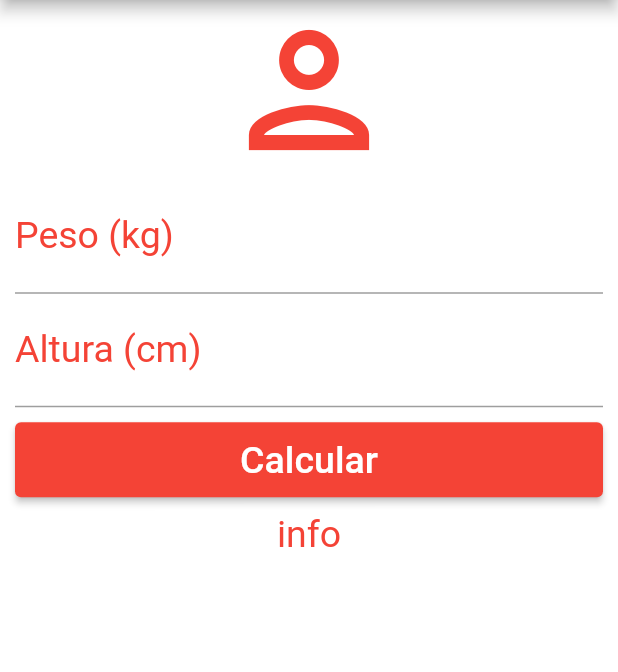
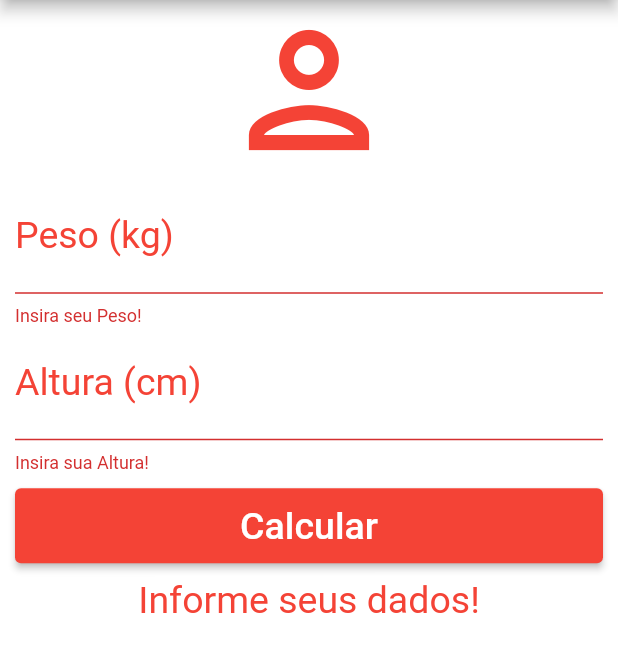
Before and after one commit to marcusviniciusg03dev/calculadora-de-imc, a Flutter app: the screen it shows after launch, after a tap on "Calcular", on a phone screen of 412 x 824 dp, the part 84-756 px from its top. Run offline on Flutter 3.47's test engine with Material 2 defaults, Android fonts, the light colour scheme and no system bars.

Commit message:
refresh, calculate and validate fields

```diff
--- a/lib/main.dart
+++ b/lib/main.dart
@@ -27,6 +27,43 @@ class MyHomePage extends StatefulWidget {
 }
 
 class _MyHomePageState extends State<MyHomePage> {
+  TextEditingController weightController = TextEditingController();
+  TextEditingController heightController = TextEditingController();
+
+  GlobalKey<FormState> _formKey = GlobalKey<FormState>();
+
+  String _infoText = "Informe seus dados!";
+
+  void _resetFields() {
+    weightController.text = "";
+    heightController.text = "";
+    setState(() {
+      _infoText = "Informe seus dados!";
+      _formKey = GlobalKey<FormState>();
+    });
+  }
+
+  void _calculate() {
+    setState(() {
+      double weight = double.parse(weightController.text);
+      double height = double.parse(heightController.text) / 100;
+      double imc = weight / (height * height);
+      if (imc < 18.6) {
+        _infoText = "Abaixo do Peso (${imc.toStringAsPrecision(4)})";
+      } else if (imc >= 18.6 && imc <= 24.9) {
+        _infoText = "Peso Ideal (${imc.toStringAsPrecision(4)})";
+      } else if (imc >= 24.9 && imc <= 29.9) {
+        _infoText = "Levante Acima do Peso (${imc.toStringAsPrecision(4)})";
+      } else if (imc >= 29.9 && imc <= 34.9) {
+        _infoText = "Obesidade Grau I (${imc.toStringAsPrecision(4)})";
+      } else if (imc >= 34.9 && imc <= 39.9) {
+        _infoText = "Obesidade Grau II (${imc.toStringAsPrecision(4)})";
+      } else if (imc >= 40) {
+        _infoText = "Obesidade Grau III (${imc.toStringAsPrecision(4)})";
+      }
+    });
+  }
+
   @override
   Widget build(BuildContext context) {
     return Scaffold(
@@ -35,24 +72,38 @@ class _MyHomePageState extends State<MyHomePage> {
         centerTitle: true,
         backgroundColor: Colors.red,
         actions: <Widget>[
-          IconButton(icon: Icon(Icons.refresh), onPressed: () {}),
+          IconButton(icon: Icon(Icons.refresh), onPressed: _resetFields),
         ],
       ),
       backgroundColor: Colors.white,
       body: SingleChildScrollView(
         padding: EdgeInsets.symmetric(horizontal: 10),
+        child: Form(
+          key: _formKey,
           child: Column(
             crossAxisAlignment: CrossAxisAlignment.stretch,
             children: <Widget>[
               Icon(Icons.person_outlined, size: 120, color: Colors.red),
-            TextField(
+              TextFormField(
+                  controller: weightController,
+                  validator: (value) {
+                    if (value!.isEmpty) {
+                      return 'Insira seu Peso!';
+                    }
+                  },
                   keyboardType: TextInputType.number,
                   decoration: InputDecoration(
                       labelText: 'Peso (kg)',
                       labelStyle: TextStyle(color: Colors.red)),
                   textAlign: TextAlign.center,
                   style: TextStyle(color: Colors.red, fontSize: 25)),
-            TextField(
+              TextFormField(
+                  controller: heightController,
+                  validator: (value) {
+                    if (value!.isEmpty) {
+                      return 'Insira sua Altura!';
+                    }
+                  },
                   keyboardType: TextInputType.number,
                   decoration: InputDecoration(
                       labelText: 'Altura (cm)',
@@ -64,7 +115,11 @@ class _MyHomePageState extends State<MyHomePage> {
                 child: Container(
                   height: 50,
                   child: ElevatedButton(
-                  onPressed: () {},
+                    onPressed: () {
+                      if (_formKey.currentState!.validate()) {
+                        _calculate();
+                      }
+                    },
                     style: ButtonStyle(
                         backgroundColor: MaterialStateProperty.all(Colors.red)),
                     child: Text('Calcular',
@@ -73,13 +128,14 @@ class _MyHomePageState extends State<MyHomePage> {
                 ),
               ),
               Text(
-              'info',
+                _infoText,
                 textAlign: TextAlign.center,
                 style: TextStyle(color: Colors.red, fontSize: 25),
               )
             ],
           ),
         ),
+      ),
     );
   }
 }
```
Lines whose indentation alone changed are shown as unchanged.
